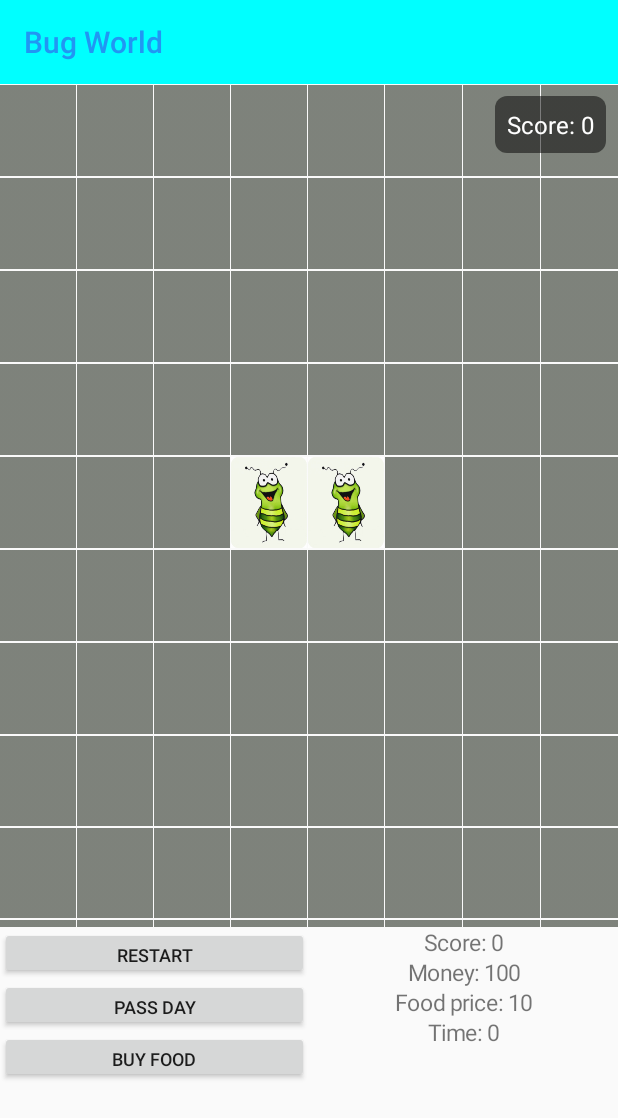
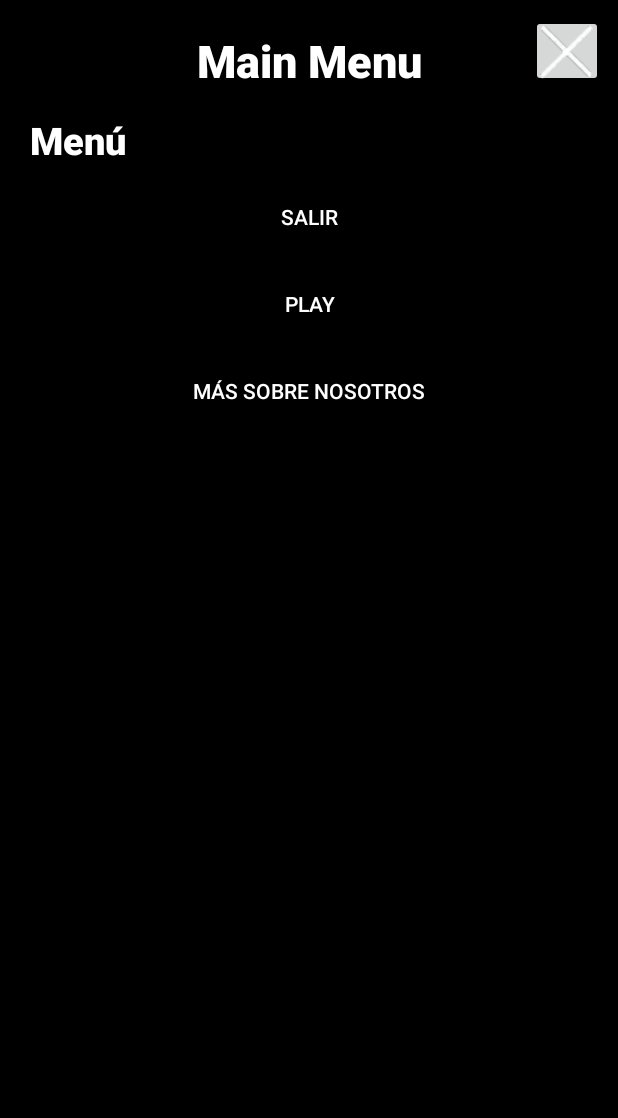
Before and after one commit to Thompson154/SmartBoardAutomation, an Android app: the screen it shows after launch (AndroidGameActivity before the commit, MenuActivity after it), on a phone screen of 412 x 824 dp. Shown: the top 1118 px of the screen. Run offline under Robolectric (Android 15) with nearby library versions, the phone set to English and light mode, and no system bars.

Commit message:
task09/pantallaMenu

```diff
--- a/app/build.gradle
+++ b/app/build.gradle
@@ -33,6 +33,7 @@ dependencies {
     implementation 'androidx.appcompat:appcompat:1.7.0' // Soporte para Toolbar
     implementation 'com.google.android.material:material:1.12.0' // Material Components
     implementation 'androidx.constraintlayout:constraintlayout:2.2.0'
+    implementation 'androidx.activity:activity:1.9.3'
 
     // Testing
     testImplementation 'junit:junit:4.13.2'
--- a/app/src/main/AndroidManifest.xml
+++ b/app/src/main/AndroidManifest.xml
@@ -4,18 +4,22 @@
     <uses-sdk />
 
     <application
+        android:allowBackup="true"
+        android:icon="@drawable/ic_launcher"
         android:label="@string/app_name"
-        android:theme="@style/AppTheme"
-        android:icon="@drawable/ic_launcher"
-        android:allowBackup="true">
+        android:theme="@style/AppTheme">
         <activity
-            android:name="edu.upb.lp.core.activities.AndroidGameActivity"
+            android:name="edu.upb.lp.core.activities.MenuActivity"
             android:exported="true">
             <intent-filter>
                 <action android:name="android.intent.action.MAIN" />
+
                 <category android:name="android.intent.category.LAUNCHER" />
             </intent-filter>
         </activity>
+        <activity
+            android:name="edu.upb.lp.core.activities.AndroidGameActivity"
+            android:exported="true"/>
     </application>
 
 </manifest>
--- /dev/null
+++ b/app/src/main/java/edu/upb/lp/core/activities/MenuActivity.java
@@ -0,0 +1,76 @@
+package edu.upb.lp.core.activities;
+
+import android.content.Intent;
+import android.os.Bundle;
+import android.view.View;
+import android.widget.Button;
+import android.widget.ImageButton;
+
+import androidx.activity.EdgeToEdge;
+import androidx.appcompat.app.AppCompatActivity;
+import androidx.core.graphics.Insets;
+import androidx.core.view.ViewCompat;
+import androidx.core.view.WindowInsetsCompat;
+
+import edu.upb.lp.genericgame.R;
+
+public class MenuActivity extends AppCompatActivity {
+
+    @Override
+    protected void onCreate(Bundle savedInstanceState) {
+        super.onCreate(savedInstanceState);
+        EdgeToEdge.enable(this);
+        setContentView(R.layout.activity_menu);
+
+        ViewCompat.setOnApplyWindowInsetsListener(findViewById(R.id.menu), (v, insets) -> {
+            Insets systemBars = insets.getInsets(WindowInsetsCompat.Type.systemBars());
+            v.setPadding(systemBars.left, systemBars.top, systemBars.right, systemBars.bottom);
+            return insets;
+        });
+
+        setupButtons();
+    }
+
+    private void setupButtons() {
+        ImageButton buttonClose = findViewById(R.id.button_close);
+        buttonClose.setOnClickListener(v -> finish());
+
+        Button buttonTutorial = findViewById(R.id.button_tutorial);
+//        if (isTutorialAvailable()) {
+//            buttonTutorial.setVisibility(View.VISIBLE);
+//            buttonTutorial.setOnClickListener(v -> redirectTo(TutorialActivity.class));
+//        } else {
+//            buttonTutorial.setVisibility(View.GONE);
+//        }
+
+        Button buttonExit = findViewById(R.id.button_exit);
+        buttonExit.setOnClickListener(v -> finish());
+
+        Button buttonScore = findViewById(R.id.button_score);
+//        if (isScoreAvailable()) {
+//            buttonScore.setVisibility(View.VISIBLE);
+//            buttonScore.setOnClickListener(v -> redirectTo(ScoreActivity.class));
+//        } else {
+//            buttonScore.setVisibility(View.GONE);
+//        }
+
+        Button buttonPlay = findViewById(R.id.button_play);
+        buttonPlay.setOnClickListener(v -> redirectTo(AndroidGameActivity.class));
+
+        Button buttonMoreAboutUs = findViewById(R.id.button_more_about_us);
+//        buttonMoreAboutUs.setOnClickListener(v -> redirectTo(AboutUsActivity.class));
+    }
+
+//    private boolean isTutorialAvailable() {
+//        return getResources().getBoolean(R.bool.is_tutorial_available);
+//    }
+//
+//    private boolean isScoreAvailable() {
+//        return getResources().getBoolean(R.bool.is_score_available);
+//    }
+
+    private void redirectTo(Class<?> targetActivity) {
+        Intent intent = new Intent(MenuActivity.this, targetActivity);
+        startActivity(intent);
+    }
+}
--- /dev/null
+++ b/app/src/main/res/layout/activity_menu.xml
@@ -0,0 +1,117 @@
+<?xml version="1.0" encoding="utf-8"?>
+<androidx.constraintlayout.widget.ConstraintLayout
+    xmlns:android="http://schemas.android.com/apk/res/android"
+    xmlns:app="http://schemas.android.com/apk/res-auto"
+    xmlns:tools="http://schemas.android.com/tools"
+    android:id="@+id/menu"
+    android:layout_width="match_parent"
+    android:layout_height="match_parent"
+    android:background="@color/black"
+    tools:context="edu.upb.lp.core.activities.MenuActivity">
+
+    <!-- Botón de cerrar -->
+    <ImageButton
+        android:id="@+id/button_close"
+        android:layout_width="48dp"
+        android:layout_height="48dp"
+        android:src="@drawable/close_button"
+        android:layout_marginTop="10dp"
+        android:layout_marginEnd="10dp"
+        app:layout_constraintEnd_toEndOf="parent"
+        app:layout_constraintTop_toTopOf="parent"/>
+
+    <!-- Título principal -->
+    <TextView
+        android:id="@+id/titulo_main_menu"
+        android:layout_width="wrap_content"
+        android:layout_height="wrap_content"
+        android:text="@string/menu_main_titulo"
+        android:textSize="30sp"
+        android:textColor="@color/white"
+        android:fontFamily="sans-serif-black"
+        app:layout_constraintTop_toTopOf="@+id/menu"
+        app:layout_constraintStart_toStartOf="parent"
+        app:layout_constraintEnd_toEndOf="parent"
+        android:layout_marginTop="20dp" />
+
+    <!-- Subtítulo del menú -->
+    <TextView
+        android:id="@+id/titulo_menu"
+        android:layout_width="wrap_content"
+        android:layout_height="wrap_content"
+        android:text="@string/menu_titulo"
+        android:textSize="25sp"
+        android:textColor="@color/white"
+        android:fontFamily="sans-serif-black"
+        app:layout_constraintTop_toBottomOf="@id/titulo_main_menu"
+        app:layout_constraintStart_toStartOf="parent"
+        android:layout_marginStart="20dp"
+        android:layout_marginTop="15dp" />
+
+    <Button
+        android:id="@+id/button_exit"
+        android:layout_width="0dp"
+        android:layout_height="wrap_content"
+        android:text="Salir"
+        android:textColor="@color/white"
+        android:background="@color/black"
+        app:layout_constraintTop_toBottomOf="@id/titulo_menu"
+        app:layout_constraintStart_toStartOf="parent"
+        app:layout_constraintEnd_toEndOf="parent"
+        android:layout_marginTop="10dp" />
+
+    <Button
+        android:id="@+id/button_play"
+        android:layout_width="0dp"
+        android:layout_height="wrap_content"
+        android:text="Play"
+        android:textColor="@color/white"
+        android:background="@color/black"
+        app:layout_constraintTop_toBottomOf="@id/button_exit"
+        app:layout_constraintStart_toStartOf="parent"
+        app:layout_constraintEnd_toEndOf="parent"
+        android:layout_marginTop="10dp" />
+
+    <Button
+        android:id="@+id/button_more_about_us"
+        android:layout_width="0dp"
+        android:layout_height="wrap_content"
+        android:text="Más sobre nosotros"
+        android:textColor="@color/white"
+        android:background="@color/black"
+        app:layout_constraintTop_toBottomOf="@id/button_play"
+        app:layout_constraintStart_toStartOf="parent"
+        app:layout_constraintEnd_toEndOf="parent"
+        android:layout_marginTop="10dp" />
+
+    <!-- Botones opcionales dentro de un FrameLayout -->
+    <FrameLayout
+        android:id="@+id/optional_buttons_container"
+        android:layout_width="match_parent"
+        android:layout_height="wrap_content"
+        app:layout_constraintTop_toBottomOf="@id/button_more_about_us"
+        android:layout_marginTop="10dp">
+
+        <!-- Botón Tutorial -->
+        <Button
+            android:id="@+id/button_tutorial"
+            android:layout_width="match_parent"
+            android:layout_height="wrap_content"
+            android:text="Tutorial"
+            android:textColor="@color/white"
+            android:background="@color/black"
+            android:visibility="gone" />
+
+        <!-- Botón Score -->
+        <Button
+            android:id="@+id/button_score"
+            android:layout_width="match_parent"
+            android:layout_height="wrap_content"
+            android:text="Score"
+            android:textColor="@color/white"
+            android:background="@color/black"
+            android:layout_marginTop="10dp"
+            android:visibility="gone" />
+    </FrameLayout>
+
+</androidx.constraintlayout.widget.ConstraintLayout>
--- a/app/src/main/res/values/strings.xml
+++ b/app/src/main/res/values/strings.xml
@@ -2,5 +2,7 @@
 <resources>
 
     <string name="app_name">UPBGame</string>
+    <string name="menu_main_titulo">Main Menu</string>
+    <string name="menu_titulo">Menú</string>
 
 </resources>
```
Also changed, not shown: app/src/main/res/drawable/close_button.png (added), 33 other files.
